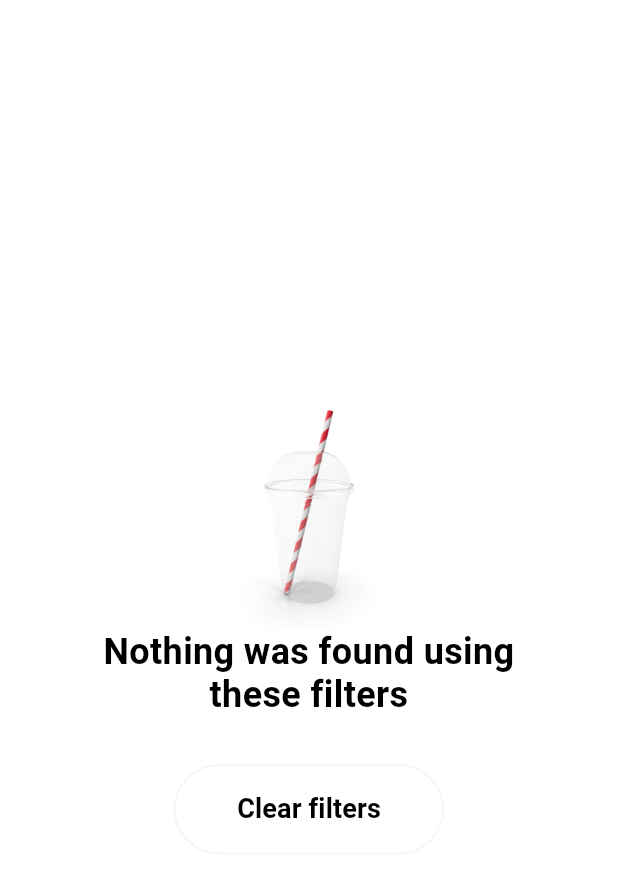
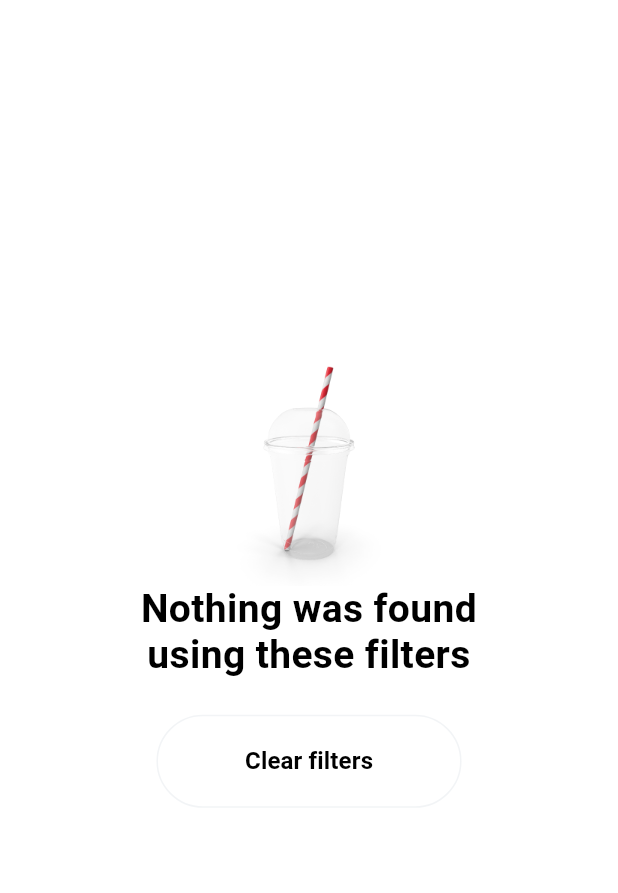
Before and after one commit to bbenetskyy/flutter-avatar-filter-demo, a Flutter app: the EmptyStateWidget widget shown alone on an empty page, opened directly, on a phone screen of 412 x 824 dp. Shown: the top 893 px of the screen. Run offline on Flutter 3.47's test engine with Material 3 defaults, Android fonts, the phone set to English and light mode, and no system bars; our stand-ins replace flutter_svg, get.

Commit message:
Integrate localization and AppDimens into UI widgets

```diff
--- a/lib/features/avatars/presentation/widgets/empty_state_widget.dart
+++ b/lib/features/avatars/presentation/widgets/empty_state_widget.dart
@@ -5,27 +5,30 @@ import 'package:get/get.dart';
 import '../controllers/filter_controller.dart';
 import '../controllers/avatar_controller.dart';
 
+import 'package:flutter_avatar_filter_demo/style/app_dimens.dart';
+import 'package:flutter_avatar_filter_demo/l10n/app_localizations.dart';
+
 class EmptyStateWidget extends StatelessWidget {
   const EmptyStateWidget({super.key});
 
   @override
   Widget build(BuildContext context) {
-    return Center(
-      child: Padding(
-        padding: const EdgeInsets.symmetric(horizontal: 48.0),
+    final l10n = AppLocalizations.of(context)!;
+    return Padding(
+      padding: const EdgeInsets.symmetric(horizontal: AppDimens.padding_70_5),
       child: Column(
         mainAxisAlignment: MainAxisAlignment.center,
         children: [
-            Image.asset('assets/empty.png', width: 165, height: 165, fit: BoxFit.contain),
-            Text(
-              'Nothing was found using these filters',
-              textAlign: TextAlign.center,
-              style: Style.text26w700PrimaryStyle.copyWith(fontSize: 24),
+          Image.asset(
+            'assets/empty.png',
+            width: AppDimens.width_165,
+            height: AppDimens.height_165,
+            fit: BoxFit.contain,
           ),
-            const SizedBox(height: 32),
+          Text(l10n.nothingFound, textAlign: TextAlign.center, style: Style.text22w700PrimaryStyle),
+          const SizedBox(height: AppDimens.height_24),
           SizedBox(
-              width: 180,
-              height: 60,
+            height: AppDimens.height_62,
             child: OutlinedButton(
               onPressed: () {
                 Get.find<FilterController>().resetAll();
@@ -33,13 +36,16 @@ class EmptyStateWidget extends StatelessWidget {
               },
               style: OutlinedButton.styleFrom(
                 side: const BorderSide(color: AppColors.borderDefault),
-                  shape: RoundedRectangleBorder(borderRadius: BorderRadius.circular(30)),
+                shape: RoundedRectangleBorder(borderRadius: BorderRadius.circular(AppDimens.radius_100)),
               ),
-                child: Text('Clear filters', style: Style.text16w600PrimaryStyle.copyWith(fontSize: 18)),
+              child: Padding(
+                padding: const EdgeInsets.symmetric(horizontal: AppDimens.padding_35),
+                child: Text(l10n.clearFilters, style: Style.text16w600PrimaryStyle),
               ),
             ),
+          ),
+          const SizedBox(width: AppDimens.width_180, height: AppDimens.height_60),
         ],
-        ),
       ),
     );
   }
```
Also changed, not shown: lib/features/avatars/presentation/pages/avatar_page.dart (+62 -25 lines), lib/features/avatars/presentation/widgets/filter_bottom_sheet.dart (+27 -26 lines). Lines whose indentation alone changed are shown as unchanged.
